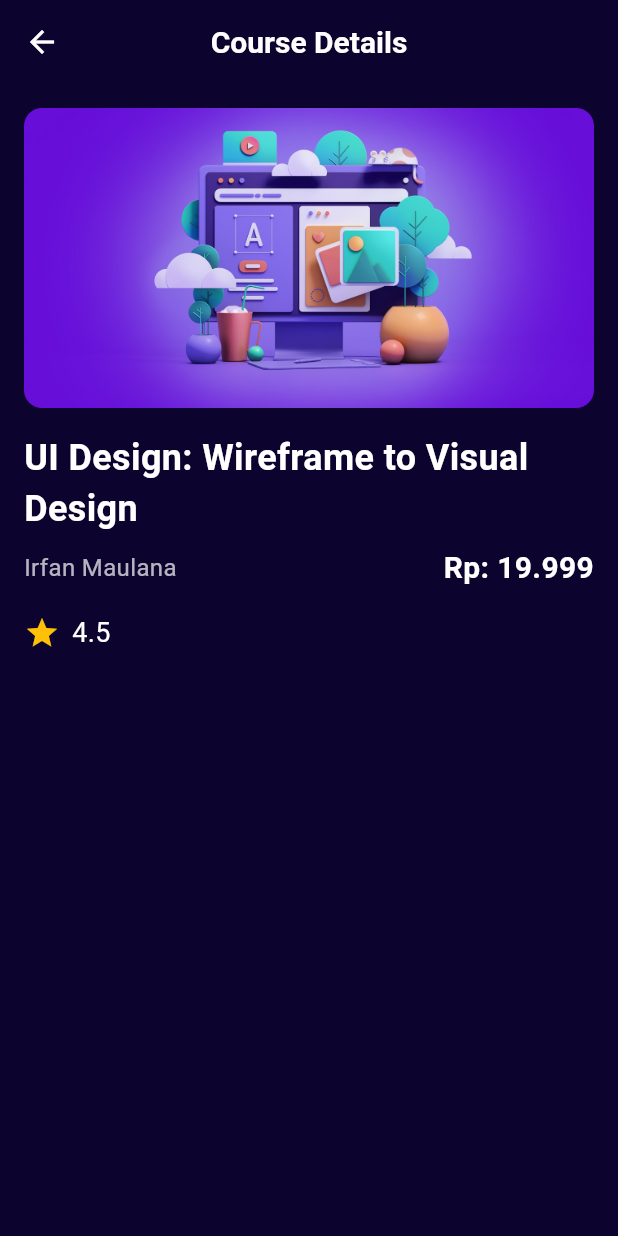
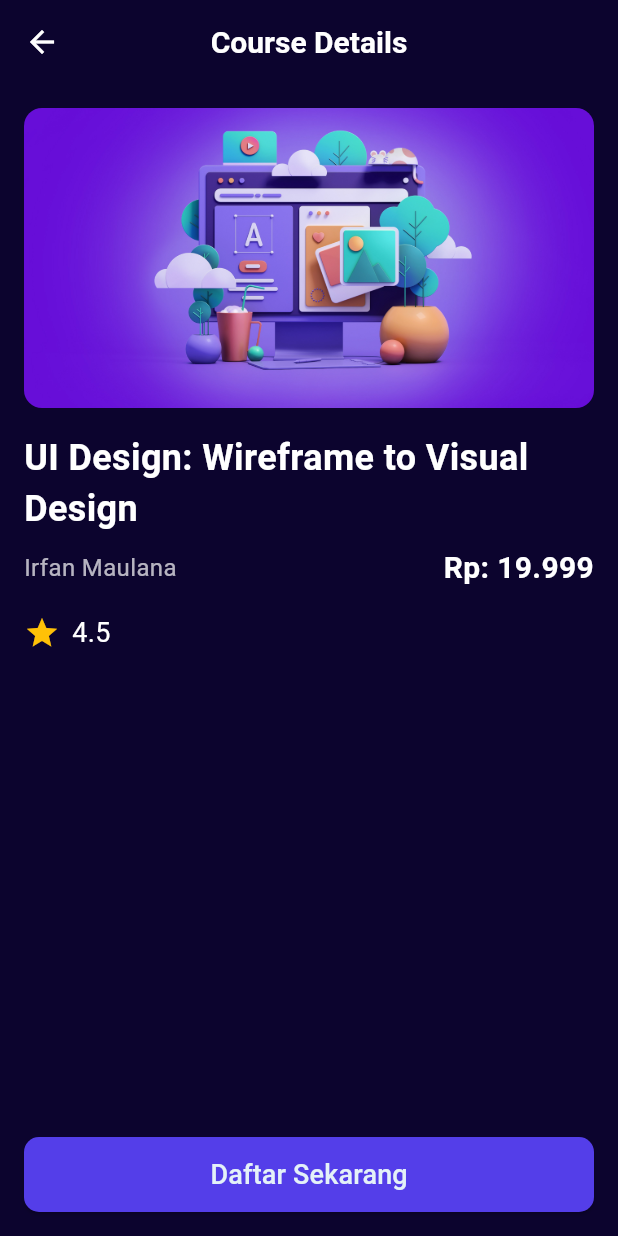
Before and after one commit to irfanarfianto/e-learning-apps, a Flutter app: the HomeScreen screen opened directly, after a tap on "UI Design: Wireframe to Visual Design", on a phone screen of 412 x 824 dp. Run offline on Flutter 3.47's test engine with Material 3 defaults, Android fonts, the phone set to English and light mode, and no system bars; our stand-ins replace carousel_slider, font_awesome_flutter.

Commit message:
Refactor color constants in popular_courses_carousel and course_details

```diff
--- a/lib/screens/carousel/popular_courses_carousel.dart
+++ b/lib/screens/carousel/popular_courses_carousel.dart
@@ -31,7 +31,7 @@ class SimpleCourseCard extends StatelessWidget {
       },
       child: Card(
         elevation: 4,
-        color: const Color(0xFF0C042E),
+        color: AppColors.primaryColor,
         shadowColor: Colors.black,
         child: Stack(
           children: [
@@ -104,7 +104,7 @@ class SimpleCourseCard extends StatelessWidget {
               child: Container(
                 padding: const EdgeInsets.all(4),
                 decoration: BoxDecoration(
-                  color: const Color(0xFF543EE9), // Adjust color as needed
+                  color: AppColors.accentColor,
                   borderRadius: BorderRadius.circular(5),
                 ),
                 child: Row(
--- a/lib/screens/course/course_details.dart
+++ b/lib/screens/course/course_details.dart
@@ -27,7 +27,7 @@ class CourseDetails extends StatelessWidget {
           style: TextStyle(
             fontSize: 20,
             fontWeight: FontWeight.bold,
-            color: Colors.white, // Adjust text color as needed
+            color: Colors.white, // Sesuaikan warna teks sesuai kebutuhan
           ),
         ),
         centerTitle: true,
@@ -68,7 +68,8 @@ class CourseDetails extends StatelessWidget {
                   style: TextStyle(
                     fontSize: 20,
                     fontWeight: FontWeight.bold,
-                    color: Colors.white, // Adjust text color as needed
+                    color:
+                        Colors.white, // Sesuaikan warna teks sesuai kebutuhan
                   ),
                 ),
               ],
@@ -85,12 +86,35 @@ class CourseDetails extends StatelessWidget {
                 Text(
                   '$rating',
                   style: TextStyle(
-                      fontSize: 18,
-                      color: Colors.white), // Adjust text color as needed
+                    fontSize: 18,
+                    color:
+                        Colors.white, // Sesuaikan warna teks sesuai kebutuhan
+                  ),
                 ),
               ],
             ),
-            SizedBox(height: 16),
+            Spacer(),
+            ElevatedButton(
+              onPressed: () {
+                // buatkan agar pindah ke halaman myApp
+                // Navigator.push(
+                //   context,
+                //   MaterialPageRoute(builder: (context) => HomeScreen()),
+                // );
+              },
+              style: ElevatedButton.styleFrom(
+                //color button
+                primary: Color(0xFF543EE9),
+                shape: RoundedRectangleBorder(
+                  borderRadius: BorderRadius.circular(10),
+                ),
+                minimumSize: Size(double.infinity, 50), // Tinggi tombol
+              ),
+              child: Text(
+                'Daftar Sekarang',
+                style: TextStyle(color: Color(0xFFE4F1F8), fontSize: 18),
+              ),
+            ),
           ],
         ),
       ),
```
